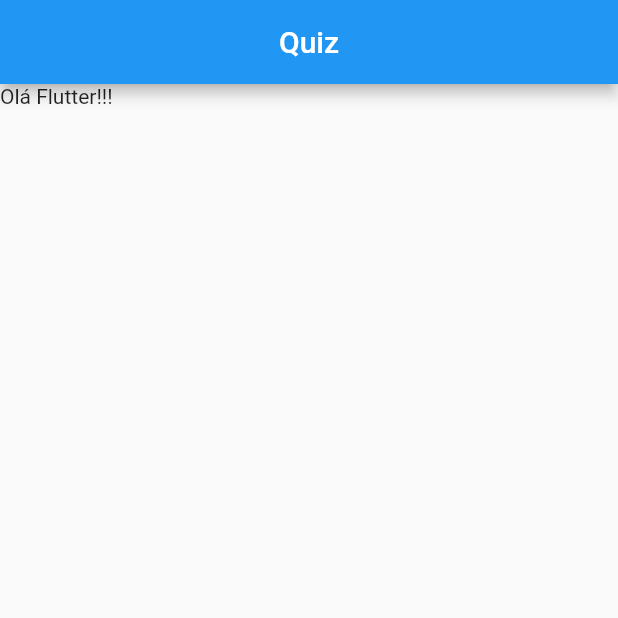
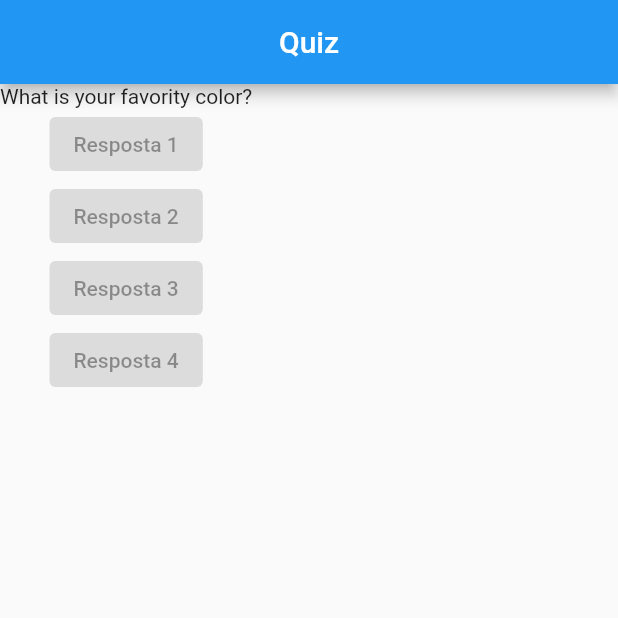
Before and after one commit to samueljml/quiz, a Flutter app: the screen it shows after launch, on a phone screen of 412 x 824 dp, the top half of it. Run offline on Flutter 3.47's test engine with Material 2 defaults, Android fonts, the phone set to English and light mode, and no system bars.

Commit message:
Add answer buttons

```diff
--- a/lib/main.dart
+++ b/lib/main.dart
@@ -10,13 +10,36 @@ class QuizApp extends StatelessWidget {
 
   @override
   Widget build(BuildContext context) {
+    final questions = [
+      "What is your favority color?",
+      "What is your favotiry pet?"
+    ];
+
     return MaterialApp(
       home: Scaffold(
         appBar: AppBar(
           title: const Text("Quiz"),
           centerTitle: true,
         ),
-        body: const Text("Olá Flutter!!!"),
+        body: Column(children: [
+          Text(questions[0]),
+          const ElevatedButton(
+            child: Text("Resposta 1"),
+            onPressed: null,
+          ),
+          const ElevatedButton(
+            child: Text("Resposta 2"),
+            onPressed: null,
+          ),
+          const ElevatedButton(
+            child: Text("Resposta 3"),
+            onPressed: null,
+          ),
+          const ElevatedButton(
+            child: Text("Resposta 4"),
+            onPressed: null,
+          ),
+        ]),
       ),
     );
   }
```
